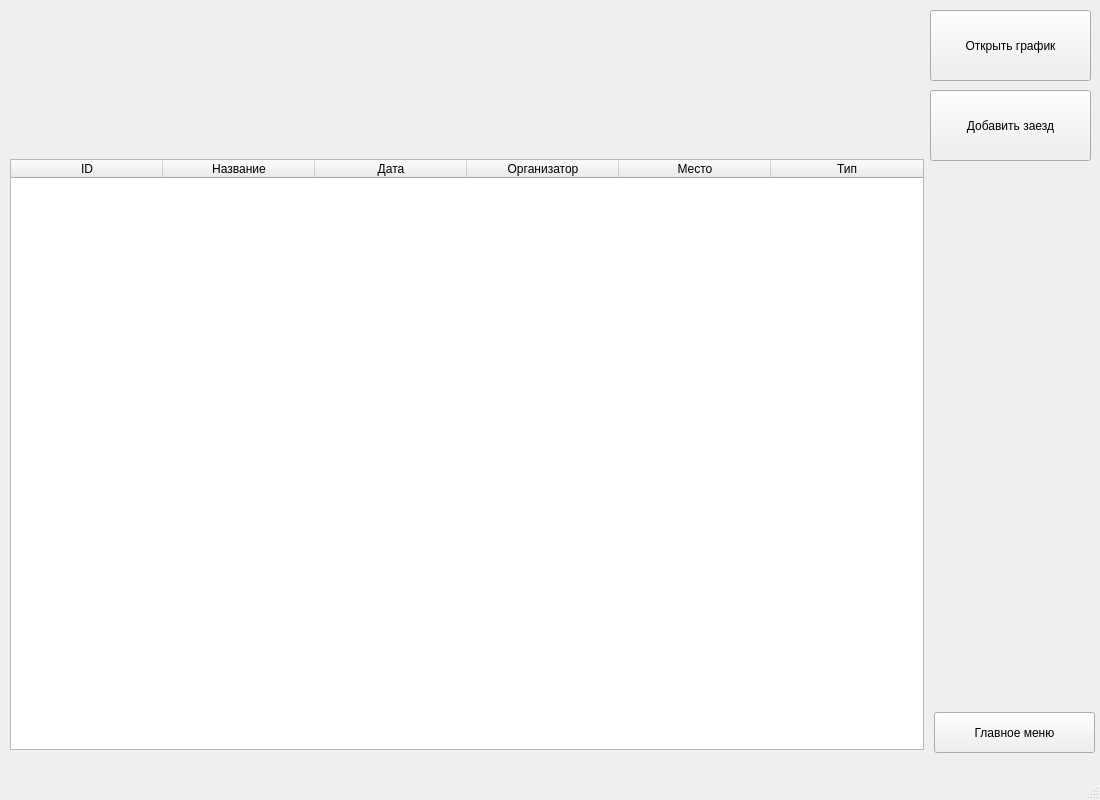
Old version of the form table.ui in the repository vitoffer/Predprof23.
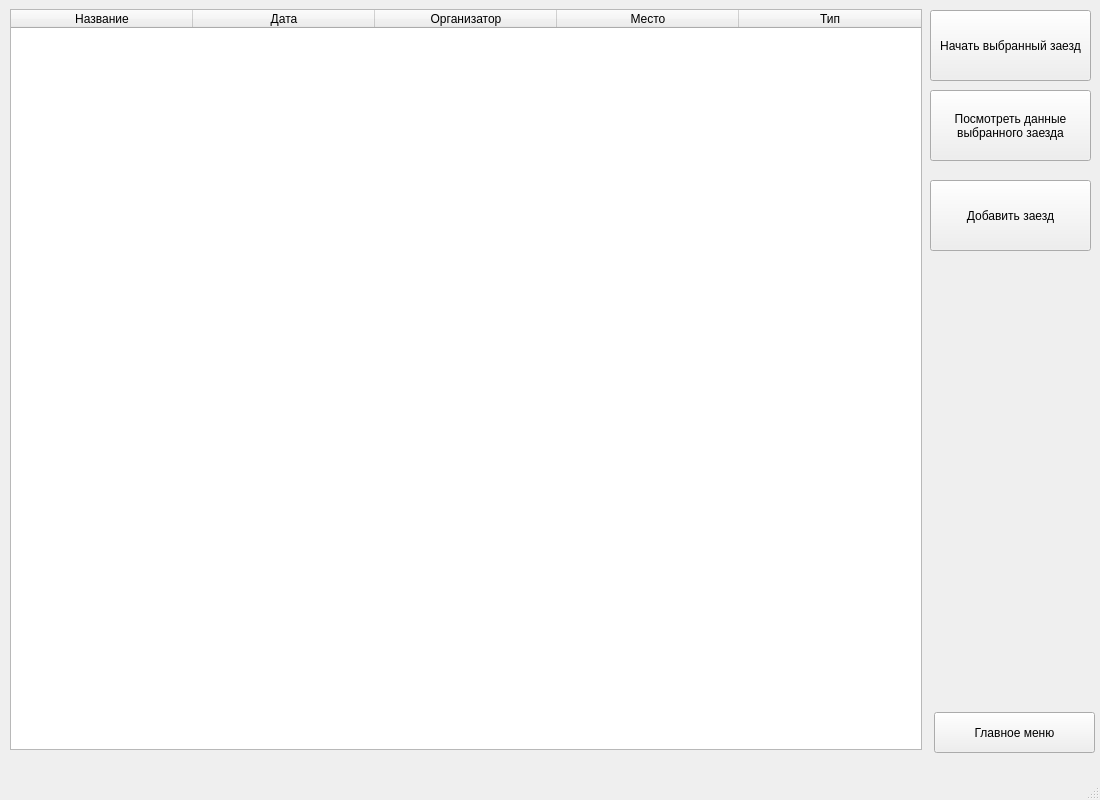
New version of the form.

Diff of the .ui file:
```diff
--- a/table.ui
+++ b/table.ui
@@ -31,9 +31,9 @@
     <property name="geometry">
      <rect>
       <x>10</x>
-      <y>159</y>
-      <width>914</width>
-      <height>591</height>
+      <y>9</y>
+      <width>912</width>
+      <height>741</height>
      </rect>
     </property>
     <property name="sizePolicy">
@@ -46,13 +46,8 @@
      <bool>true</bool>
     </property>
     <attribute name="horizontalHeaderDefaultSectionSize">
-     <number>152</number>
+     <number>182</number>
     </attribute>
-    <column>
-     <property name="text">
-      <string>ID</string>
-     </property>
-    </column>
     <column>
      <property name="text">
       <string>Название</string>
@@ -79,20 +74,7 @@
      </property>
     </column>
    </widget>
-   <widget class="QPushButton" name="GraphButton">
-    <property name="geometry">
-     <rect>
-      <x>930</x>
-      <y>10</y>
-      <width>161</width>
-      <height>71</height>
-     </rect>
-    </property>
-    <property name="text">
-     <string>Открыть график</string>
-    </property>
-   </widget>
-   <widget class="QPushButton" name="NewRaceButton">
+   <widget class="QPushButton" name="OpenDataButton">
     <property name="geometry">
      <rect>
       <x>930</x>
@@ -102,9 +84,36 @@
      </rect>
     </property>
     <property name="text">
+     <string>Посмотреть данные 
+выбранного заезда</string>
+    </property>
+   </widget>
+   <widget class="QPushButton" name="NewRaceButton">
+    <property name="geometry">
+     <rect>
+      <x>930</x>
+      <y>180</y>
+      <width>161</width>
+      <height>71</height>
+     </rect>
+    </property>
+    <property name="text">
      <string>Добавить заезд</string>
     </property>
    </widget>
+   <widget class="QPushButton" name="StartButton">
+    <property name="geometry">
+     <rect>
+      <x>930</x>
+      <y>10</y>
+      <width>161</width>
+      <height>71</height>
+     </rect>
+    </property>
+    <property name="text">
+     <string>Начать выбранный заезд</string>
+    </property>
+   </widget>
   </widget>
   <widget class="QMenuBar" name="menubar">
    <property name="geometry">
```
